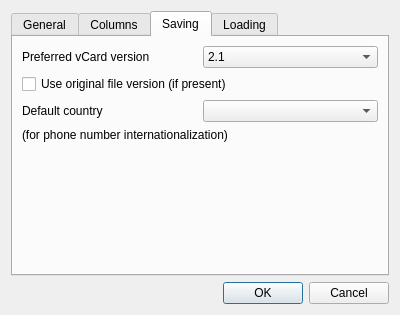
DarkHobbit/doublecontact, file app/settingsdialog.ui: the form before one commit.
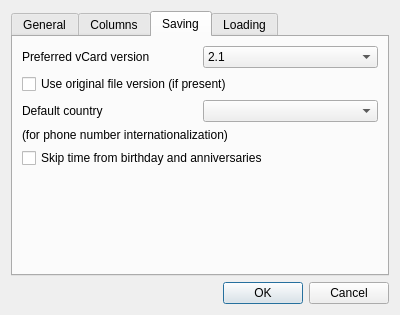
The form after the commit. The open tabs and pages were chosen to show the change.

Commit message: Now time can be removed from birthdays and anniversaries via save, if phone-receiver don't recognize it

Patch:
```diff
--- a/app/settingsdialog.ui
+++ b/app/settingsdialog.ui
@@ -212,6 +212,13 @@
          </property>
         </widget>
        </item>
+       <item>
+        <widget class="QCheckBox" name="cbSkipTimeFromDate">
+         <property name="text">
+          <string>Skip time from birthday and anniversaries</string>
+         </property>
+        </widget>
+       </item>
        <item>
         <spacer name="verticalSpacer">
          <property name="orientation">
```
The commit also changes 8 other files.
